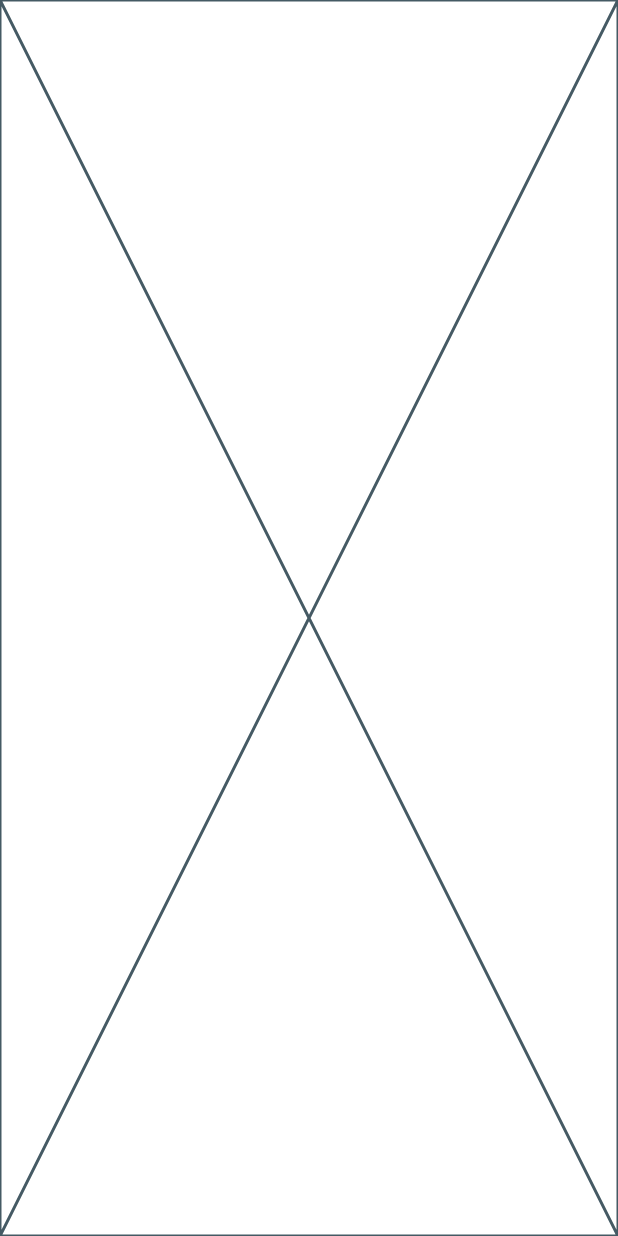
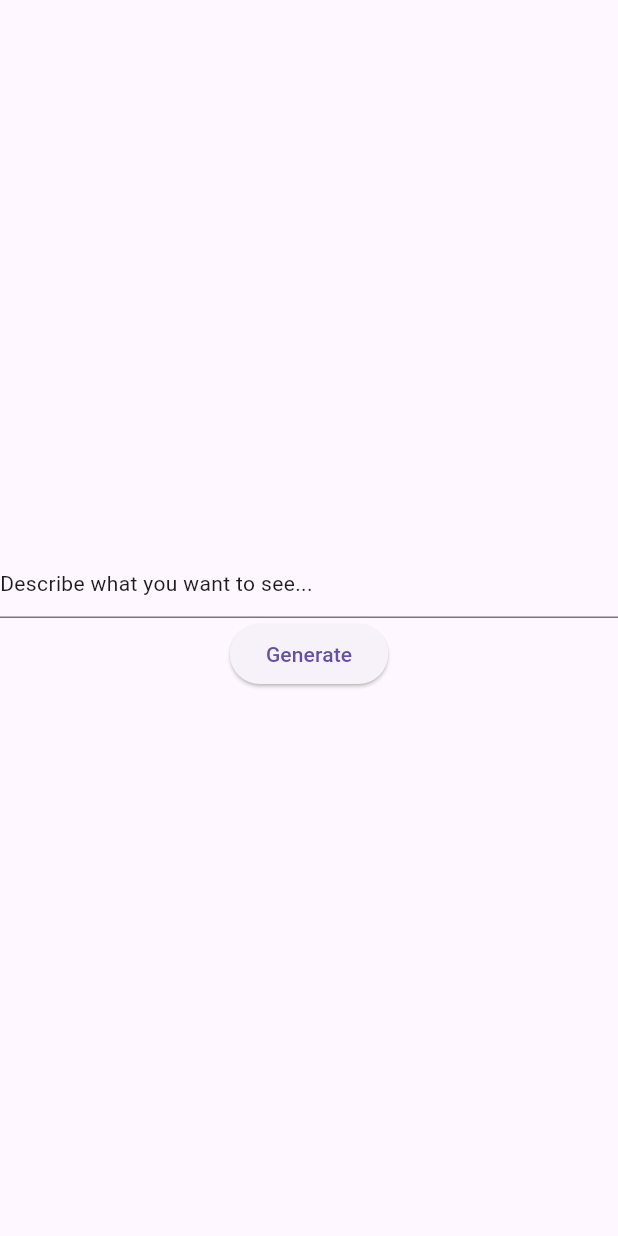
Before and after one commit to petrfalkovsky/prompt_result, a Flutter app: the screen it shows after launch, on a phone screen of 412 x 824 dp. Run offline on Flutter 3.47's test engine with Material 3 defaults, Android fonts, the phone set to English and light mode, and no system bars; our stand-ins replace bloc, equatable, flutter_bloc, get_it, go_router, injectable.

Commit message:
feat: add second rout

```diff
--- a/lib/feature/app/routing/app_routing.dart
+++ b/lib/feature/app/routing/app_routing.dart
@@ -1,7 +1,8 @@
 import 'package:flutter/material.dart';
 import 'package:go_router/go_router.dart';
 import 'package:prompt_result/feature/app/routing/path_route.dart';
-import 'package:prompt_result/feature/launcher/presentation/launcher_screen.dart';
+import 'package:prompt_result/feature/image_generator/presentation/pages/image_generator_screen.dart';
+import 'package:prompt_result/feature/launcher/presentation/pages/launcher_screen.dart';
 
 class _ImageCacheManager extends NavigatorObserver {
   @override
@@ -59,6 +60,18 @@ final goRouter = GoRouter(
       },
       routes: const [],
     ),
+    GoRoute(
+      path: AppRoute.imageGenerator,
+      name: AppRoute.imageGenerator,
+      pageBuilder: (context, state) {
+        return CustomTransitionPage(
+          key: state.pageKey,
+          child: const ImageGeneratorScreen(),
+          transitionsBuilder: _transitionsBuilder,
+        );
+      },
+      routes: const [],
+    ),
   ],
   errorBuilder: ((context, state) => Container()),
 );
--- a/lib/feature/launcher/presentation/launcher_screen.dart
+++ b/lib/feature/image_generator/presentation/pages/image_generator_screen.dart
@@ -1,7 +1,7 @@
 import 'package:flutter/material.dart';
 
-class LauncherScreen extends StatelessWidget {
-  const LauncherScreen({super.key});
+class ImageGeneratorScreen extends StatelessWidget {
+  const ImageGeneratorScreen({super.key});
 
   @override
   Widget build(BuildContext context) {
--- /dev/null
+++ b/lib/feature/launcher/presentation/pages/launcher_screen.dart
@@ -0,0 +1,23 @@
+import 'package:flutter/material.dart';
+import 'package:go_router/go_router.dart';
+import 'package:prompt_result/feature/app/routing/path_route.dart';
+
+class LauncherScreen extends StatelessWidget {
+  const LauncherScreen({super.key});
+
+  @override
+  Widget build(BuildContext context) {
+    return Scaffold(
+      body: Column(
+        mainAxisAlignment: MainAxisAlignment.center,
+        children: [
+          TextField(decoration: InputDecoration(hint: Text('Describe what you want to see...'))),
+          ElevatedButton(
+            onPressed: () => context.goNamed(AppRoute.imageGenerator),
+            child: Text('Generate'),
+          ),
+        ],
+      ),
+    );
+  }
+}
```
